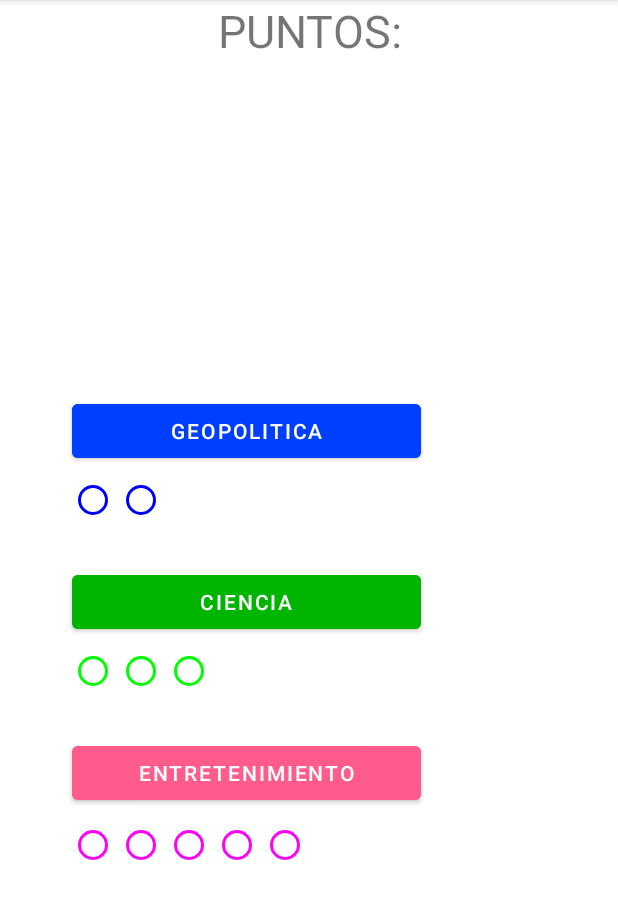
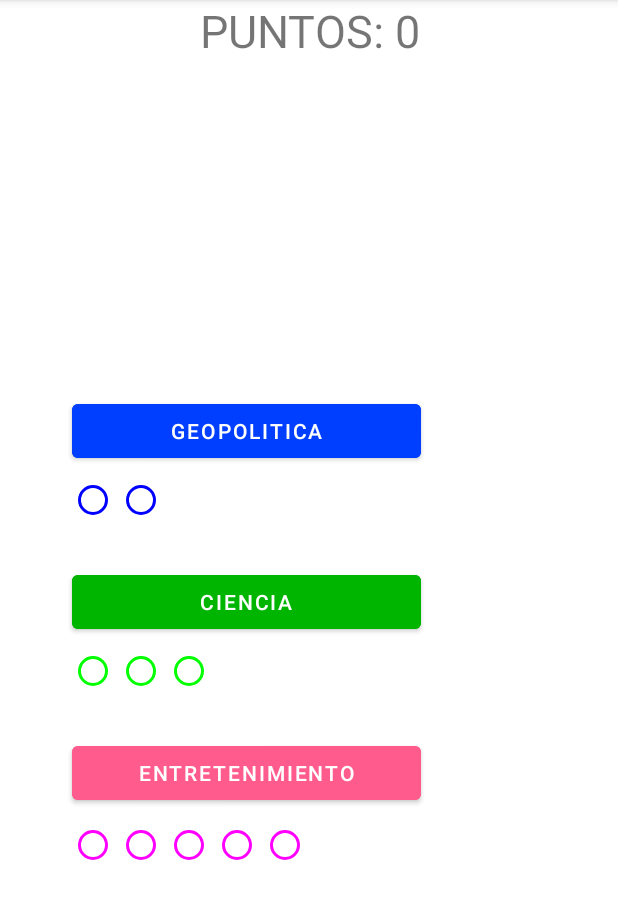
Before and after one commit to casasDev/Terrivial, an Android app: the screen it shows after launch (MainActivity2), after a tap on "JUGAR", on a phone screen of 412 x 824 dp, the part 84-1003 px from its top. Run offline under Robolectric (Android 15) with nearby library versions, the phone set to English and light mode, and no system bars; network calls fail.

Commit message:
Beta inicial casi terminada

```diff
--- a/app/src/main/java/com/example/terrivial/modelo/Categoria.java
+++ b/app/src/main/java/com/example/terrivial/modelo/Categoria.java
@@ -1,8 +1,8 @@
 package com.example.terrivial.modelo;
+
 import static java.util.stream.IntStream.range;
+
 import android.content.Context;
-
-import com.example.terrivial.vista.MainActivity;
 
 import java.beans.PropertyChangeListener;
 import java.beans.PropertyChangeSupport;
@@ -18,10 +18,11 @@ import java.util.Random;
 
 public abstract class Categoria {
     private boolean puntoConseguido;
-    private String nombre;
-    private Map<String, List<Pregunta>> pregunticas;
-    private Map<String, Boolean> punticos;
+    private final String nombre;
+    private final Map<String, List<Pregunta>> pregunticas;
+    private final Map<String, Boolean> punticos;
     private final PropertyChangeSupport p = new PropertyChangeSupport(this);
+    private int puntosAsignados;
     public Categoria() {
         puntoConseguido = false;
         pregunticas = new HashMap<>();
@@ -57,9 +58,11 @@ public abstract class Categoria {
             punticos.keySet().forEach(c -> punticos.put(c, false));
             p.firePropertyChange("fallaste", punticos.keySet(),false);
         }
-        if (punticos.values().stream().allMatch(i -> i))
+        if (punticos.values().stream().allMatch(i -> i)) {
             this.puntoConseguido = true;
-            p.firePropertyChange("puntoConseguido", this.nombre,false);
+            Partida.getInstance().anadirPuntos(this.puntosAsignados);
+            p.firePropertyChange("puntoConseguido", this.nombre, this);
+        }
     }
     private List<Pregunta> leerFichero(String subCateg, Context c) throws IOException {
         List<Pregunta> lista = new ArrayList<>();
@@ -86,6 +89,7 @@ public abstract class Categoria {
                     e.printStackTrace();
                 }
             });
+            this.puntosAsignados = this.pregunticas.keySet().size();
         }
 
 }
--- a/app/src/main/java/com/example/terrivial/modelo/Partida.java
+++ b/app/src/main/java/com/example/terrivial/modelo/Partida.java
@@ -1,10 +1,10 @@
 package com.example.terrivial.modelo;
 
 import android.content.Context;
-
-import com.example.terrivial.vista.MainActivity;
+import android.util.Log;
 
 import java.beans.PropertyChangeListener;
+import java.beans.PropertyChangeSupport;
 import java.util.ArrayList;
 import java.util.List;
 
@@ -13,8 +13,9 @@ public class Partida {
     private static Partida mPartida;
     private int puntos;
     private boolean finalizada;
-    private List<Categoria> categorias;
+    private final List<Categoria> categorias;
     private Categoria categoriaActual;
+    private final PropertyChangeSupport p = new PropertyChangeSupport(this);
     private Partida(){
         finalizada = false;
         puntos = 0;
@@ -27,17 +28,29 @@ public class Partida {
         if(mPartida == null) mPartida = new Partida();
         return mPartida;
     }
+    public boolean isFinalizada(){
+        return this.finalizada;
+    }
+    public void reset(){
+        mPartida = new Partida();
+    }
+    public void addPropertyChangeListener(PropertyChangeListener l){
+        this.p.addPropertyChangeListener(l);
+    }
     public void addListeners(PropertyChangeListener l){
         this.categorias.forEach(c -> c.addPropertyChangeListener(l));
+        this.addPropertyChangeListener(l);
+        this.anadirPuntos(0);
     }
     public boolean esRespuestaCorrecta(String r){
         if(preguntaActual.respuestaCorrecta(r)){
             categoriaActual.asignarPunticos(preguntaActual.getSubCateg(),true);
+            if(isFinalizada()) this.p.firePropertyChange("fin",null,null);
             return true;
         }
        else {
             categoriaActual.asignarPunticos("",false);
-            return false;
+         return false;
         }
     }
 
@@ -53,6 +66,9 @@ public class Partida {
     }
     public void anadirPuntos(int p){
         this.puntos += p;
-        if(p==5) finalizada = true;
+        this.p.firePropertyChange("puntacos", "PUNTOS: "+this.puntos,false);
+        if(this.puntos==10) {
+            finalizada = true;
+        }
     }
 }
--- a/app/src/main/java/com/example/terrivial/vista/MainActivity2.kt
+++ b/app/src/main/java/com/example/terrivial/vista/MainActivity2.kt
@@ -3,32 +3,30 @@ package com.example.terrivial.vista
 import android.content.Intent
 import android.content.res.ColorStateList
 import android.graphics.Color
+import android.os.Bundle
+import android.util.Log
+import android.view.View
+import android.widget.Button
+import android.widget.RadioButton
+import android.widget.TextView
+import android.widget.Toast
 import androidx.appcompat.app.AppCompatActivity
-import android.os.Bundle
-import android.widget.Button
 import androidx.gridlayout.widget.GridLayout
-import android.widget.RadioButton
-import android.widget.Toast
-import androidx.annotation.IdRes
-import androidx.core.view.children
 import com.example.terrivial.R
-import com.example.terrivial.modelo.Ciencia
-import com.example.terrivial.modelo.Entretenimiento
-import com.example.terrivial.modelo.Geopolitica
-import com.example.terrivial.modelo.Partida
+import com.example.terrivial.modelo.*
 import java.beans.PropertyChangeEvent
 import java.beans.PropertyChangeListener
-import java.util.*
-import kotlin.collections.HashMap
 
 class MainActivity2 : AppCompatActivity(), PropertyChangeListener{
     private lateinit var grids : List<GridLayout>
     private val punticos : MutableMap<String, RadioButton> = HashMap()
     private lateinit var botones : List<Button>
     private val partida = Partida.getInstance()
+    private lateinit var puntos : TextView
     override fun onCreate(savedInstanceState: Bundle?) {
         super.onCreate(savedInstanceState)
         setContentView(R.layout.activity_main2)
+        this.puntos = findViewById(R.id.puntos)
         partida.addListeners(this)
         grids = listOf(findViewById(R.id.geop),findViewById(R.id.cienc),findViewById(R.id.entr))
         generarRadio()
@@ -49,7 +47,7 @@ class MainActivity2 : AppCompatActivity(), PropertyChangeListener{
                             false
                         }
                         g.addView(r)
-                        punticos.put(sc, r)
+                        punticos[sc] = r
                     }
                     R.id.cienc -> Ciencia.getInstance().pregunticas.keys.forEach{ sc ->
                         val r = RadioButton(this)
@@ -62,7 +60,7 @@ class MainActivity2 : AppCompatActivity(), PropertyChangeListener{
                             false
                         }
                         g.addView(r)
-                        punticos.put(sc, r)
+                        punticos[sc] = r
                     }
                     R.id.entr -> Entretenimiento.getInstance().pregunticas.keys.forEach{ sc ->
                         val r = RadioButton(this)
@@ -75,7 +73,7 @@ class MainActivity2 : AppCompatActivity(), PropertyChangeListener{
                           false
                         }
                         g.addView(r)
-                        punticos.put(sc, r)
+                        punticos[sc] = r
                     }
                 }
             }
@@ -90,12 +88,36 @@ class MainActivity2 : AppCompatActivity(), PropertyChangeListener{
     }
 
     override fun propertyChange(p0: PropertyChangeEvent?) {
-        if(p0?.propertyName.equals("subPuntico"))
+        if (p0?.propertyName.equals("fin")){
+            Log.d("OYEEEE","XD")
+            this.punticos.values.forEach{
+                it.visibility = View.GONE
+            }
+            this.botones.forEach{
+                it.visibility = View.GONE
+            }
+            this.puntos.text = getString(R.string.fin)
+        }
+        else if(p0?.propertyName.equals("subPuntico")) {
             punticos[p0!!.oldValue]!!.isChecked = true
-       else if(p0?.propertyName.equals("fallaste")){
+        } else if(p0?.propertyName.equals("fallaste")){
             (p0!!.oldValue as Set<*>).forEach{
                 punticos[it]!!.isChecked = false
             }
-        }
+        } else if(p0?.propertyName.equals("puntoConseguido")){
+            botones.filter{
+                it.text.toString().equals(p0!!.oldValue.toString(), true)
+            }[0].isEnabled = false
+            (p0!!.newValue as Categoria).pregunticas.keys.forEach {
+                punticos[it]!!.visibility = View.GONE
+            }
+        } else if(p0?.propertyName.equals("puntacos")) this.puntos.text = p0!!.oldValue as String
+
+    }
+
+    override fun onBackPressed() {
+        super.onBackPressed()
+        partida.reset()
+        finish()
     }
 }
--- a/app/src/main/res/values/strings.xml
+++ b/app/src/main/res/values/strings.xml
@@ -6,4 +6,5 @@
     <string name="geopolitica">GEOPOLITICA</string>
     <string name="ciencia">CIENCIA</string>
     <string name="entretenimiento">ENTRETENIMIENTO</string>
+    <string name="fin">Dios mío, jamás pensé que llegaría este día, pero has ganado. Mis dieces la verdad</string>
 </resources>
```
Also changed, not shown: app/src/main/java/com/example/terrivial/vista/Respondeme.kt (+9 -9 lines).
